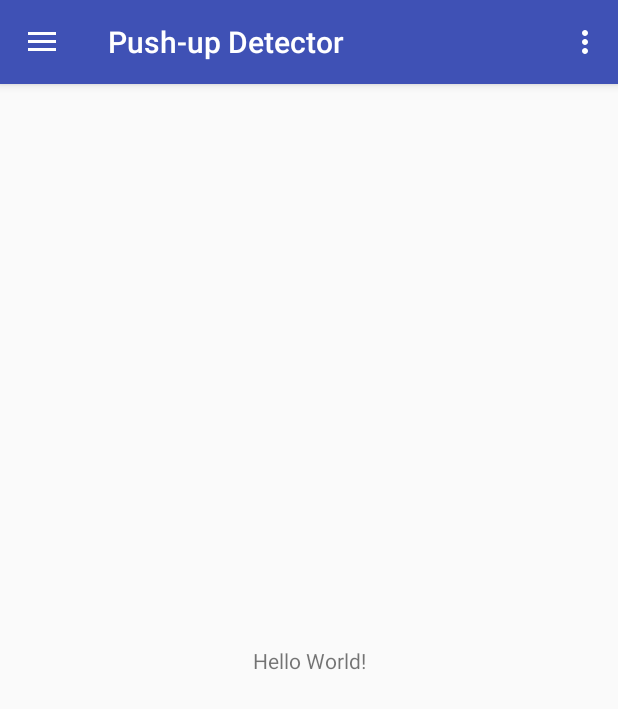
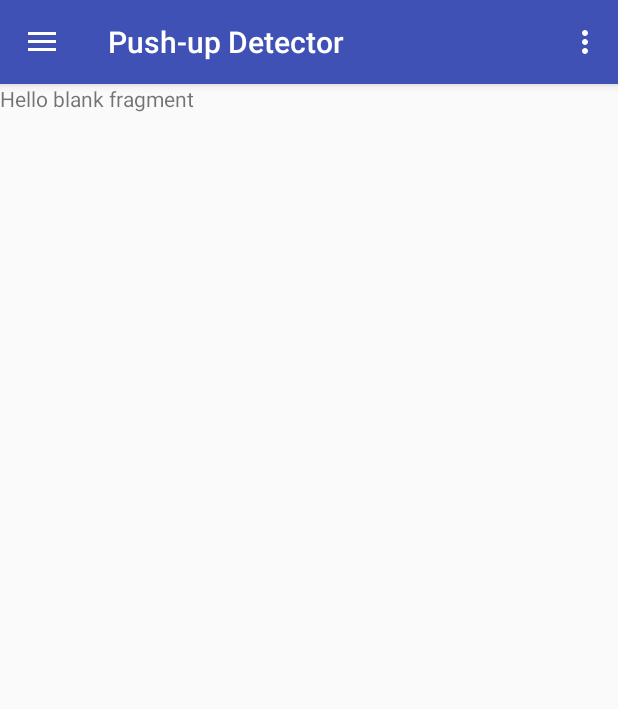
Before and after one commit to Noisyfox/COMP5047_Pushup_Android, an Android app: the screen it shows after launch (MainActivity), after a tap on "Exercise Plan", on a phone screen of 412 x 824 dp. Shown: the top 709 px of the screen. Run offline under Robolectric (Android 15) with nearby library versions, the phone set to English and light mode, and no system bars; 1 other tap on this screen came first.

Commit message:
Add exercise plan page and devices page Fix crash

```diff
--- a/app/src/main/java/sway/comp5047/usyd/edu/push_updetector/MainActivity.java
+++ b/app/src/main/java/sway/comp5047/usyd/edu/push_updetector/MainActivity.java
@@ -1,7 +1,10 @@
 package sway.comp5047.usyd.edu.push_updetector;
 
 import android.os.Bundle;
+import android.support.annotation.NonNull;
 import android.support.design.widget.NavigationView;
+import android.support.v4.app.Fragment;
+import android.support.v4.app.FragmentManager;
 import android.support.v4.view.GravityCompat;
 import android.support.v4.widget.DrawerLayout;
 import android.support.v7.app.ActionBarDrawerToggle;
@@ -9,6 +12,8 @@ import android.support.v7.app.AppCompatActivity;
 import android.support.v7.widget.Toolbar;
 import android.view.Menu;
 import android.view.MenuItem;
+import sway.comp5047.usyd.edu.push_updetector.devices.DeviceFragment;
+import sway.comp5047.usyd.edu.push_updetector.plan.PlanFragment;
 
 public class MainActivity extends AppCompatActivity
 		implements NavigationView.OnNavigationItemSelectedListener
@@ -30,6 +35,11 @@ public class MainActivity extends AppCompatActivity
 
 		NavigationView navigationView = ( NavigationView ) findViewById( R.id.nav_view );
 		navigationView.setNavigationItemSelectedListener( this );
+
+		if( savedInstanceState==null )
+		{
+			updateContent( R.id.nav_plan );
+		}
 	}
 
 	@Override
@@ -71,24 +81,32 @@ public class MainActivity extends AppCompatActivity
 		return super.onOptionsItemSelected( item );
 	}
 
-	@SuppressWarnings( "StatementWithEmptyBody" )
 	@Override
-	public boolean onNavigationItemSelected( MenuItem item )
+	public boolean onNavigationItemSelected( @NonNull MenuItem item )
 	{
-		// Handle navigation view item clicks here.
-		int id = item.getItemId();
-
-		if( id==R.id.nav_devices )
-		{
-			// Handle the camera action
-		}
-		else if( id==R.id.nav_plan )
-		{
-
-		}
+		updateContent(item.getItemId());
 
 		DrawerLayout drawer = ( DrawerLayout ) findViewById( R.id.drawer_layout );
 		drawer.closeDrawer( GravityCompat.START );
 		return true;
 	}
+
+	private void updateContent( int drawerId )
+	{
+		Fragment fragment;
+		switch( drawerId )
+		{
+			case R.id.nav_devices:
+				fragment = new DeviceFragment();
+				break;
+			case R.id.nav_plan:
+				fragment = new PlanFragment();
+				break;
+			default:
+				throw new IllegalArgumentException( "Unknown drawerId" );
+		}
+
+		FragmentManager fragmentManager = getSupportFragmentManager();
+		fragmentManager.beginTransaction().replace(R.id.main_content, fragment).commit();
+	}
 }
--- a/app/src/main/res/layout/app_bar_main.xml
+++ b/app/src/main/res/layout/app_bar_main.xml
@@ -24,6 +24,12 @@
 
     </android.support.design.widget.AppBarLayout>
 
-    <include layout="@layout/content_main"/>
+    <FrameLayout
+            android:id="@+id/main_content"
+            android:layout_width="match_parent"
+            android:layout_height="match_parent"
+            app:layout_behavior="@string/appbar_scrolling_view_behavior"
+            >
+    </FrameLayout>
 
 </android.support.design.widget.CoordinatorLayout>
--- a/app/src/main/res/layout/content_main.xml
+++ /dev/null
@@ -1,23 +0,0 @@
-<?xml version="1.0" encoding="utf-8"?>
-<android.support.constraint.ConstraintLayout
-        xmlns:android="http://schemas.android.com/apk/res/android"
-        xmlns:tools="http://schemas.android.com/tools"
-        xmlns:app="http://schemas.android.com/apk/res-auto"
-        android:layout_width="match_parent"
-        android:layout_height="match_parent"
-        app:layout_behavior="@string/appbar_scrolling_view_behavior"
-        tools:showIn="@layout/app_bar_main"
-        tools:context="sway.comp5047.usyd.edu.push_updetector.MainActivity"
-        >
-
-    <TextView
-            android:layout_width="wrap_content"
-            android:layout_height="wrap_content"
-            android:text="Hello World!"
-            app:layout_constraintBottom_toBottomOf="parent"
-            app:layout_constraintLeft_toLeftOf="parent"
-            app:layout_constraintRight_toRightOf="parent"
-            app:layout_constraintTop_toTopOf="parent"
-            />
-
-</android.support.constraint.ConstraintLayout>
```
Also changed, not shown: app/src/main/java/sway/comp5047/usyd/edu/push_updetector/devices/DeviceFragment.java (+17 -75 lines), app/src/main/java/sway/comp5047/usyd/edu/push_updetector/plan/PlanFragment.java (+0 -89 lines).
